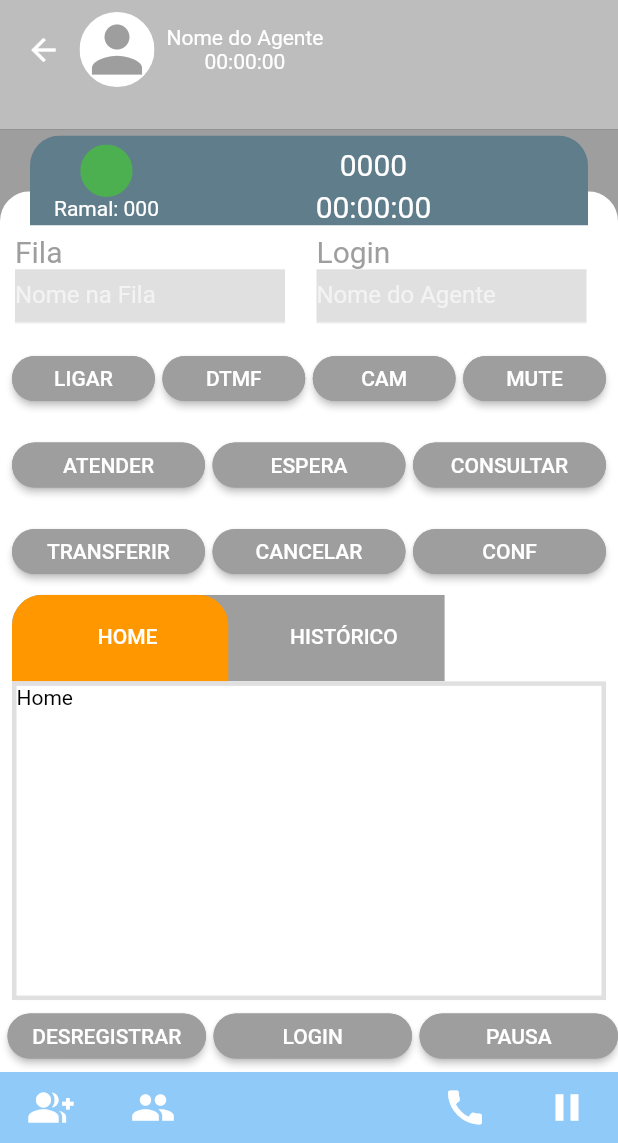
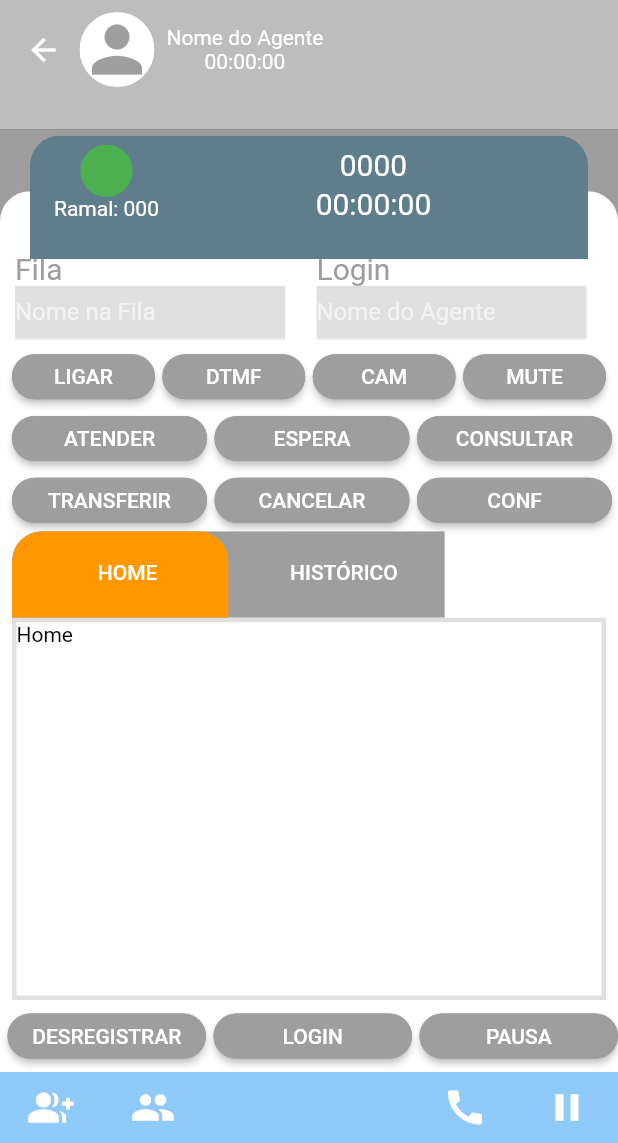
Before and after one commit to FisicoRafael/ContrucaoTelasNovo, a Flutter app: the RamalScren screen opened by its route, on a phone screen of 412 x 824 dp, the part 93-1236 px from its top. Run offline on Flutter 3.47's test engine with Material 2 defaults, Android fonts, the phone set to English and light mode, and no system bars.

Commit message:
27-abri-tarde

```diff
--- a/lib/screens/chat_screen.dart
+++ b/lib/screens/chat_screen.dart
@@ -86,7 +86,7 @@ class _ChatScreenState extends State<ChatScreen> {
                   ])),
               Container(
                 color: Colors.blue[200],
-                height: alturaTela*0.05,
+                height: alturaTela*0.07,
                 child: Row(
                   children: <Widget>[
                     Padding(
--- a/lib/screens/ramal_screen.dart
+++ b/lib/screens/ramal_screen.dart
@@ -135,7 +135,7 @@ class _RamalScrenState extends State<RamalScren> with TickerProviderStateMixin {
                       child: Column(
                         children: [
                           Padding(
-                            padding: const EdgeInsets.only(top: 29, left: 10),
+                            padding: const EdgeInsets.only(top: 40, left: 10),
                             child: Row(children: [
                               Expanded(
                                 child: Column(
@@ -197,9 +197,9 @@ class _RamalScrenState extends State<RamalScren> with TickerProviderStateMixin {
                             children: [
                               Padding(
                                 padding: const EdgeInsets.only(
-                                    right: 8, left: 3, top: 8),
+                                    right: 8, left: 3, top: 4),
                                 child: Container(
-                                  height: alturaTela * 0.07,
+                                  height: alturaTela * 0.05,
                                   child: Row(
                                     children: [
                                       _buildButton("LIGAR", _onOffLigar),
@@ -212,9 +212,9 @@ class _RamalScrenState extends State<RamalScren> with TickerProviderStateMixin {
                               ),
                               Padding(
                                 padding:
-                                    const EdgeInsets.only(left: 3, right: 8),
+                                    const EdgeInsets.only(left: 3, right: 4),
                                 child: Container(
-                                  height: alturaTela * 0.07,
+                                  height: alturaTela * 0.05,
                                   child: Row(
                                     children: [
                                       _buildButton("ATENDER", _onOffAtender),
@@ -227,9 +227,9 @@ class _RamalScrenState extends State<RamalScren> with TickerProviderStateMixin {
                               ),
                               Padding(
                                 padding:
-                                    const EdgeInsets.only(left: 3, right: 8),
+                                    const EdgeInsets.only(left: 3, right: 4),
                                 child: Container(
-                                  height: alturaTela * 0.07,
+                                  height: alturaTela * 0.05,
                                   child: Row(
                                     children: [
                                       _buildButton(
@@ -396,7 +396,7 @@ class _RamalScrenState extends State<RamalScren> with TickerProviderStateMixin {
                         topRight: Radius.circular(20),
                         topLeft: Radius.circular(20)),
                     child: Container(
-                      height: 60,
+                      height: alturaTela*0.1,
                       color: Colors.blueGrey,
                       child: Row(
                         children: [
@@ -431,7 +431,7 @@ class _RamalScrenState extends State<RamalScren> with TickerProviderStateMixin {
                                 ),
                               ),
                               Padding(
-                                padding: const EdgeInsets.only(top: 5),
+                                padding: const EdgeInsets.only(top: 3),
                                 child: Text(
                                   "00:00:00",
                                   style: TextStyle(
```
Also changed, not shown: pubspec.lock.
